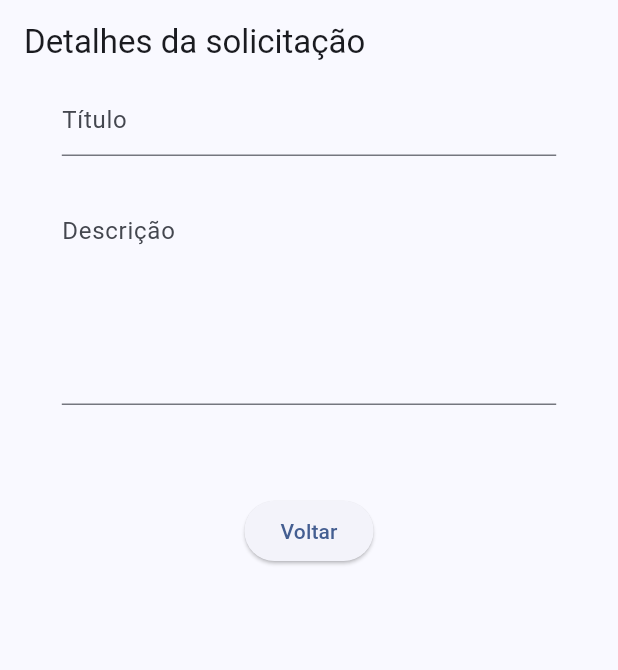
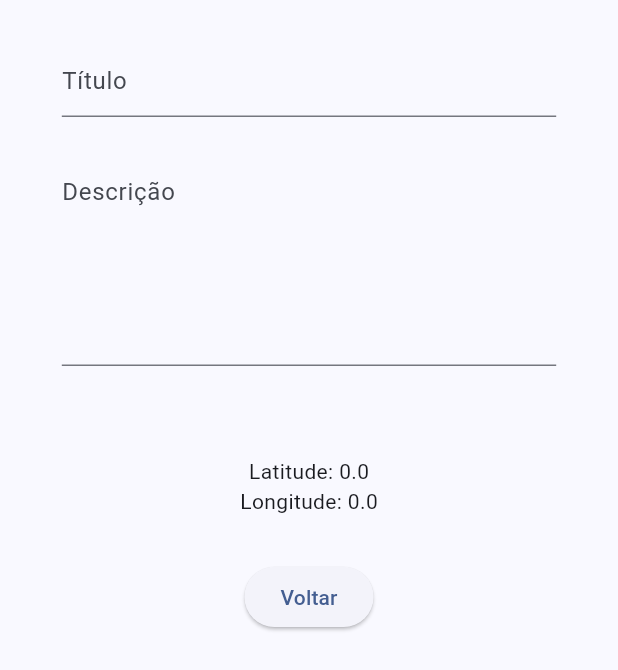
Before and after one commit to CaioSchnepper/SuficienciaDispMoveis, a Flutter app: the SolicitacaoDetailsView screen opened directly with empty values, on a phone screen of 412 x 824 dp. Shown: the top 670 px of the screen. Run offline on Flutter 3.47's test engine with Material 3 defaults, Android fonts, the light colour scheme and no system bars; our stand-ins replace camera, firebase_auth, firebase_core, firebase_database, geolocator, permission_handler; accounts and stored records are empty; generated files the repository leaves out were written again.

Commit message:
feat: adicionado info de latitute de longitude

```diff
--- a/lib/src/solicitacoes_feature/solicitacao_details_view.dart
+++ b/lib/src/solicitacoes_feature/solicitacao_details_view.dart
@@ -29,11 +29,11 @@ class SolicitacaoDetailsViewState extends State<SolicitacaoDetailsView> {
   @override
   Widget build(BuildContext context) {
     return Scaffold(
-      appBar: AppBar(
-        title: const Text('Detalhes da solicitação'),
-      ),
       body: ListView(
         children: [
+          const SizedBox(
+            height: 30.0,
+          ),
           Column(
             mainAxisAlignment: MainAxisAlignment.center,
             children: [
@@ -72,6 +72,11 @@ class SolicitacaoDetailsViewState extends State<SolicitacaoDetailsView> {
               const SizedBox(
                 height: 30.0,
               ),
+              Text("Latitude: ${widget.solicitacao.latitude}"),
+              Text("Longitude: ${widget.solicitacao.longitude}"),
+              const SizedBox(
+                height: 30.0,
+              ),
               ElevatedButton(
                 onPressed: () => {
                   Navigator.of(context).pushReplacement(
```
